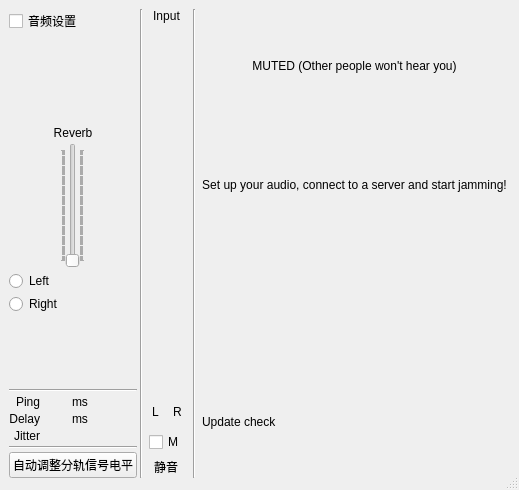
The window that src/clientdlgbase.ui (jamonyapp/jamony-jamsoul) describes before a commit, drawn with Qt 5.
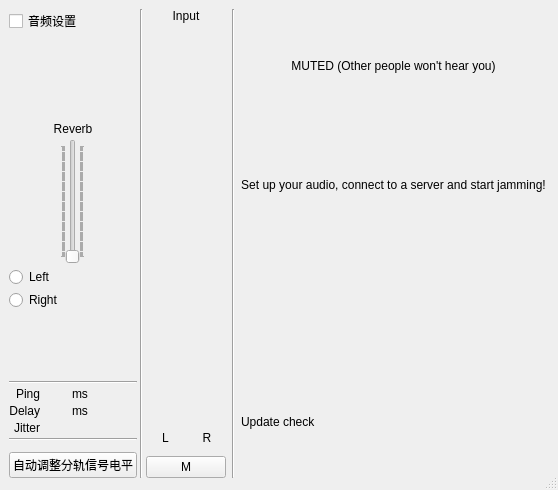
The same window after the commit. Icons and pictures are not drawn. Custom widgets are drawn as their Qt base class.

Commit message: feat: UI大幅优化(MS按钮/QPushButton/字体13px/分割线灰/LED jamony色/推子方块/分组品牌色同步)

```diff
--- a/src/clientdlgbase.ui
+++ b/src/clientdlgbase.ui
@@ -447,6 +447,13 @@
                   </property>
                  </widget>
                 </item>
+                <item>
+                 <spacer name="spacerBeforeAutoAdjust">
+                  <property name="orientation"><enum>Qt::Vertical</enum></property>
+                  <property name="sizeType"><enum>QSizePolicy::Fixed</enum></property>
+                  <property name="sizeHint" stdset="0"><size><width>20</width><height>8</height></size></property>
+                 </spacer>
+                </item>
                 <item>
                  <widget class="QPushButton" name="butAutoAdjust">
                   <property name="sizePolicy">
@@ -552,20 +559,16 @@
                  <widget class="QFrame" name="frameLocalMute">
                   <property name="frameShape"><enum>QFrame::NoFrame</enum></property>
                   <layout class="QVBoxLayout" name="verticalLayoutLocalMute">
-                   <property name="leftMargin"><number>1</number></property>
-                   <property name="topMargin"><number>2</number></property>
-                   <property name="rightMargin"><number>1</number></property>
-                   <property name="bottomMargin"><number>2</number></property>
+                   <property name="leftMargin"><number>0</number></property>
+                   <property name="topMargin"><number>0</number></property>
+                   <property name="rightMargin"><number>0</number></property>
+                   <property name="bottomMargin"><number>0</number></property>
                    <item alignment="Qt::AlignHCenter">
-                    <widget class="QCheckBox" name="chbLocalMute">
+                    <widget class="QPushButton" name="chbLocalMute">
                      <property name="text"><string>M</string></property>
                      <property name="toolTip"><string>输入静音：掐断上传信号（本地电平仍跳动，但云端听不到你）</string></property>
-                    </widget>
-                   </item>
-                   <item alignment="Qt::AlignHCenter">
-                    <widget class="QLabel" name="lblLocalMuteCaption">
-                     <property name="text"><string>静音</string></property>
-                     <property name="alignment"><set>Qt::AlignCenter</set></property>
+                     <property name="checkable"><bool>true</bool></property>
+                     <property name="autoDefault"><bool>false</bool></property>
                     </widget>
                    </item>
                   </layout>
```
The commit also changes 5 other files.
